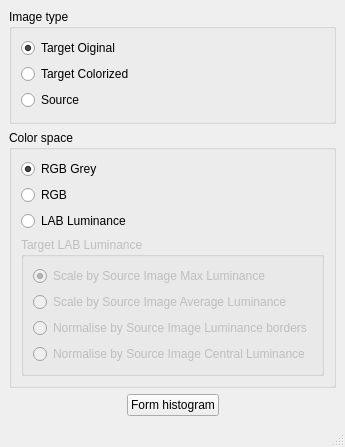
iamantony/GreyToColor, file GreyToColor/UI/DIALOGS/histogramwindow.ui: the form before one commit.
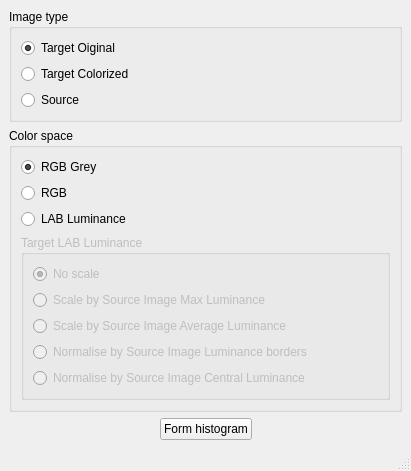
The form after the commit.

The edit to the form file:
```diff
--- a/GreyToColor/UI/DIALOGS/histogramwindow.ui
+++ b/GreyToColor/UI/DIALOGS/histogramwindow.ui
@@ -9,8 +9,8 @@
    <rect>
     <x>0</x>
     <y>0</y>
-    <width>323</width>
-    <height>447</height>
+    <width>411</width>
+    <height>457</height>
    </rect>
   </property>
   <property name="sizeIncrement">
@@ -108,13 +108,23 @@
           <string>Target LAB Luminance</string>
          </property>
          <layout class="QVBoxLayout" name="verticalLayout_4">
+          <item>
+           <widget class="QRadioButton" name="rbNoScale">
+            <property name="text">
+             <string>No scale</string>
+            </property>
+            <property name="checked">
+             <bool>true</bool>
+            </property>
+           </widget>
+          </item>
           <item>
            <widget class="QRadioButton" name="rbScaleMax">
             <property name="text">
              <string>Scale by Source Image Max Luminance</string>
             </property>
             <property name="checked">
-             <bool>true</bool>
+             <bool>false</bool>
             </property>
            </widget>
           </item>
```
